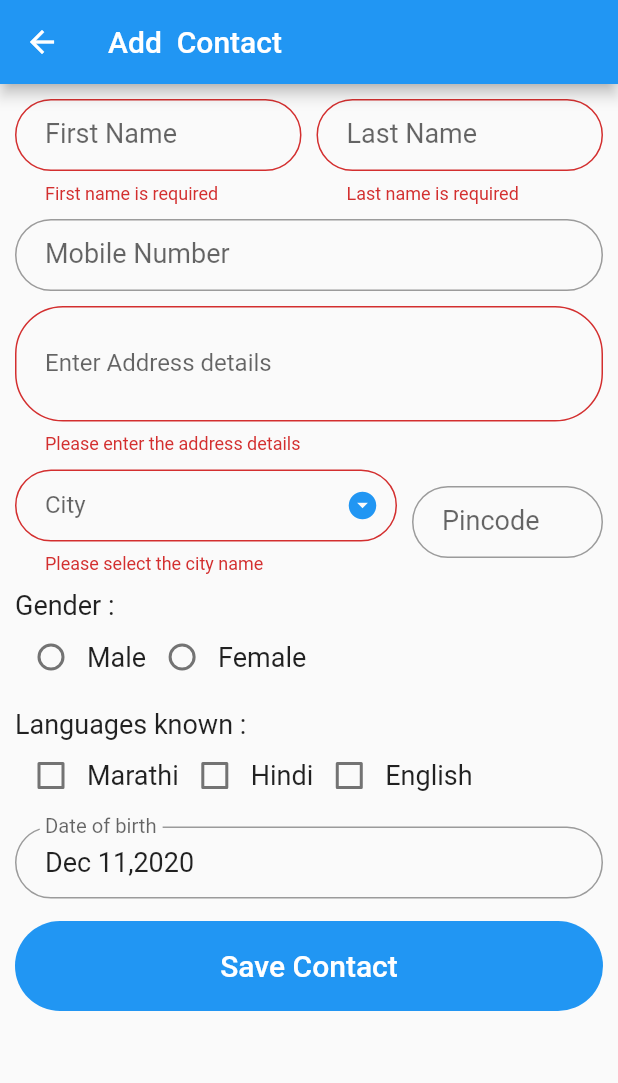
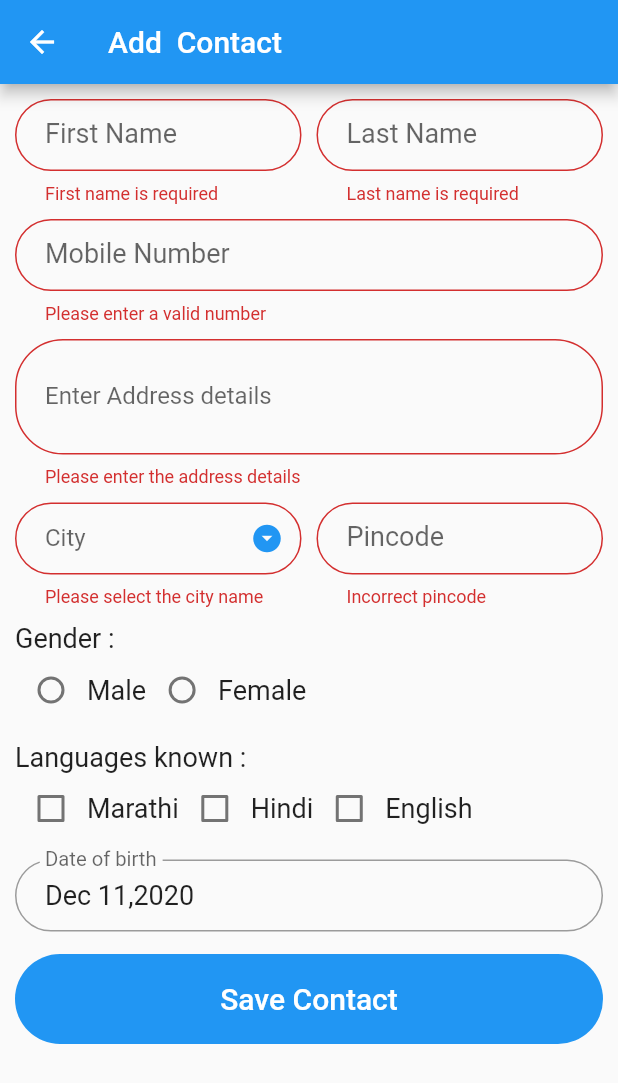
Before and after one commit to Nikhil9Jadhav/_flutter_, a Flutter app: the AddContactScreen screen opened directly, after a tap on "Save Contact", on a phone screen of 412 x 824 dp. Shown: the top 1083 px of the screen. Run offline on Flutter 3.47's test engine with Material 2 defaults, Android fonts, the phone set to English and light mode, and no system bars; our stand-ins replace sqflite; accounts and stored records are empty.

Commit message:
Added form validations

```diff
--- a/lib/screens/add_contact_screen.dart
+++ b/lib/screens/add_contact_screen.dart
@@ -127,8 +127,8 @@ class _AddContactScreenState extends State<AddContactScreen> {
                       labelText: "Mobile Number",
                     ),
                     validator: (input) => isValidPhoneNumber(input)
-                        ? 'Please enter a valid number'
-                        : null,
+                        ? null
+                        : 'Please enter a valid number',
                     onSaved: (input) => _phoneNumber = input,
                     initialValue: _phoneNumber,
                     keyboardType: TextInputType.number,
@@ -155,7 +155,6 @@ class _AddContactScreenState extends State<AddContactScreen> {
                   Row(
                     children: <Widget>[
                       Expanded(
-                        flex: 2,
                         child: DropdownButtonFormField(
                           icon: Icon(Icons.arrow_drop_down_circle),
                           iconSize: 22.0,
@@ -197,8 +196,8 @@ class _AddContactScreenState extends State<AddContactScreen> {
                             labelText: "Pincode",
                           ),
                           validator: (input) => isValidPincode(input)
-                              ? 'Please enter a valid six digit code'
-                              : null,
+                              ? null
+                              : 'Incorrect pincode',
                           onSaved: (input) => _pincode = input,
                           initialValue: _pincode,
                           keyboardType: TextInputType.number,
@@ -224,6 +223,7 @@ class _AddContactScreenState extends State<AddContactScreen> {
                             value: 0,
                             groupValue: _genderCode,
                             onChanged: toggleRadioButton,
+                            autofocus: true,
                           ),
                           Text(
                             'Male',
@@ -371,7 +371,7 @@ class _AddContactScreenState extends State<AddContactScreen> {
     if (string == null || string.isEmpty) {
       return false;
     }
-    const pattern = r'^(?:[+0][1-9])?[0-9]{10,12}$';
+    const pattern = r'^[789]\d{9}$';
     final regExp = RegExp(pattern);
 
     if (!regExp.hasMatch(string)) {
@@ -386,7 +386,7 @@ class _AddContactScreenState extends State<AddContactScreen> {
       return false;
     }
 
-    const pattern = r'^[4]{6}$';
+    const pattern = r'^[1-9][0-9]{5}$';
     final regExp = RegExp(pattern);
 
     if (!regExp.hasMatch(value)) {
@@ -398,7 +398,7 @@ class _AddContactScreenState extends State<AddContactScreen> {
 
   //On Form Submit Function.
   _submit() {
-    if (_addContactFormKey.currentState.validate()) {
+    if (_addContactFormKey.currentState.validate() && _genderCode != null) {
       _addContactFormKey.currentState.save();
       print(
           '$_firstName ,$_lastName , $_phoneNumber, $_address, $_city,$_genderCode,$_date , ${join(_languageList)}');
--- a/lib/screens/contact_list_screen.dart
+++ b/lib/screens/contact_list_screen.dart
@@ -40,7 +40,7 @@ class _ContactListScreenState extends State<ContactListScreen> {
                 fontSize: 18.0,
               ),
             ),
-            subtitle: Text('${contact.gender}'),
+            subtitle: Text('${contact.phNumber}'),
             leading: Icon(Icons.contact_phone),
             tileColor: Theme.of(context).primaryColor,
             trailing: IconButton(
```
Lines whose indentation alone changed are shown as unchanged.
